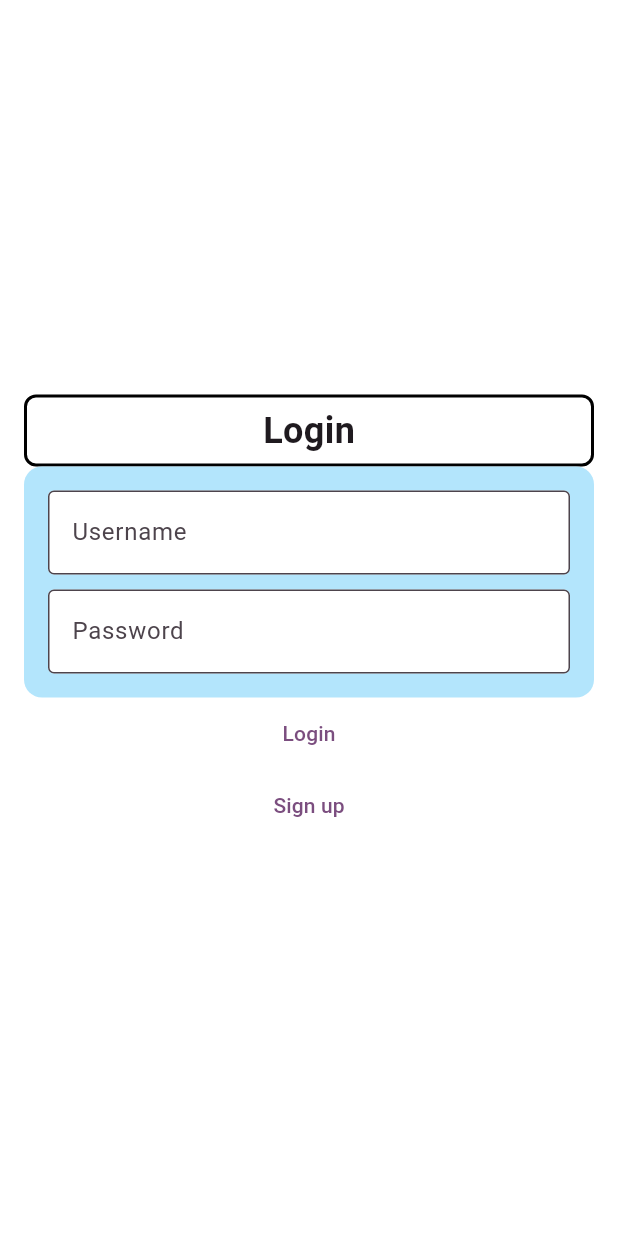
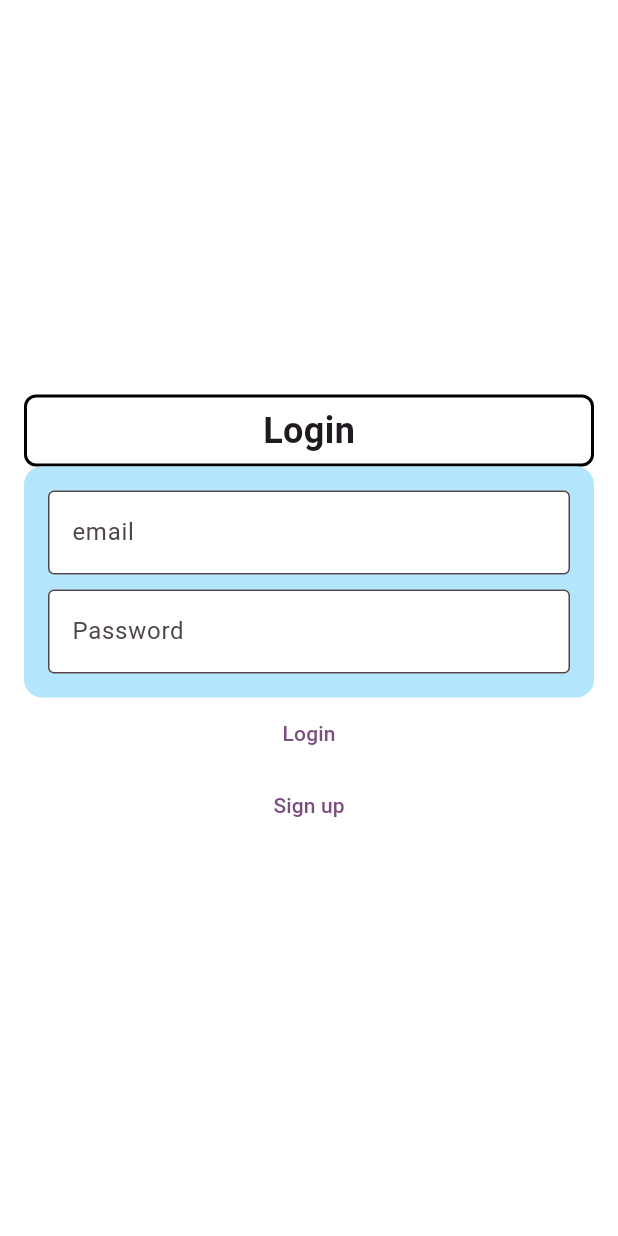
Before and after one commit to lucasg-maciel/ToDoList, a Flutter app: the screen it shows after launch, after a tap on "Login", on a phone screen of 412 x 824 dp. Run offline on Flutter 3.47's test engine with Material 3 defaults, Android fonts, the phone set to English and light mode, and no system bars; our stand-ins replace cloud_firestore, firebase_auth, firebase_core, firebase_storage; accounts and stored records are empty; network calls fail.

Commit message:
Lógica para o login usando Firebase

```diff
--- a/lib/app_routes.dart
+++ b/lib/app_routes.dart
@@ -2,4 +2,5 @@ class AppRoutes {
   static const home = '/';
   static const login = '/login';
   static const cadastro = '/cadastro';
+  static const tarefas = '/tarefas';
 }
--- a/lib/auth_firebase.dart
+++ b/lib/auth_firebase.dart
@@ -47,6 +47,18 @@ class AuthFirebase implements LoginAuth {
     _user = _toUser(credential.user!, name);
   }
 
+@override
+  Future<void> login(String email, String password) async {
+    await FirebaseAuth.instance.signInWithEmailAndPassword(
+      email: email,
+      password: password,
+    );
+  }
+
+@override
+Future<void> logout() async {
+  await FirebaseAuth.instance.signOut();
+}
 
 
   static Usuario _toUser(User user, [String? name]) {
--- a/lib/login_auth.dart
+++ b/lib/login_auth.dart
@@ -13,6 +13,13 @@ abstract class LoginAuth {
     String password,
   );
 
+  Future<void> login(
+    String email,
+    String password,
+  );
+
+  Future<void> logout();
+
   factory LoginAuth() {
     return AuthFirebase();
   }
--- a/lib/login_page.dart
+++ b/lib/login_page.dart
@@ -1,5 +1,6 @@
 import 'package:flutter/material.dart';
 import 'package:to_do_list/app_routes.dart';
+import 'package:to_do_list/auth_firebase.dart';
 import 'package:to_do_list/form_data.dart';
 import 'package:to_do_list/signup_page.dart';
 
@@ -16,7 +17,18 @@ class _LoginPageState extends State<LoginPage> {
 
   final _formData = FormData();
 
+      Future<void> submit(FormData formData) async {
+        await AuthFirebase().login(
+          formData.email,
+          formData.password,
+        );
+        if (AuthFirebase().user != null) {
+          Navigator.of(context).pushReplacementNamed(AppRoutes.tarefas);
+        }
 
+
+
+    }
 
   @override
   Widget build(BuildContext context) {
@@ -53,12 +65,12 @@ class _LoginPageState extends State<LoginPage> {
               child: Column(
                 children: [
             TextFormField(
-              key: Key('username'),
+              key: Key('email'),
               onChanged: (value) {
-                _formData.name = value;
+                _formData.email = value;
               },
               decoration:  InputDecoration(
-                labelText: 'Username',
+                labelText: 'email',
                 filled: true,
                 fillColor: Colors.white,
                 border: OutlineInputBorder(),
@@ -83,8 +95,7 @@ class _LoginPageState extends State<LoginPage> {
               )
             ),
             TextButton(
-              onPressed: () {
-              },
+              onPressed: () => submit(_formData),
               child:  Text('Login'),
             ),
             TextButton(
--- a/lib/main.dart
+++ b/lib/main.dart
@@ -3,6 +3,7 @@ import 'package:firebase_core/firebase_core.dart';
 import 'package:to_do_list/app_routes.dart';
 import 'package:to_do_list/login_page.dart';
 import 'package:to_do_list/signup_page.dart';
+import 'package:to_do_list/tarefas_page.dart';
 import 'firebase_options.dart';
 
 void main() async {
@@ -28,6 +29,7 @@ class MyApp extends StatelessWidget {
       routes: {
         AppRoutes.login: (context) => LoginPage(),
         AppRoutes.cadastro: (context) => SignupPage(),
+        AppRoutes.tarefas: (context) => TarefasPage(),
       },
 
     );
```
Also changed, not shown: lib/tarefas_page.dart (added, +30 -0 lines).
